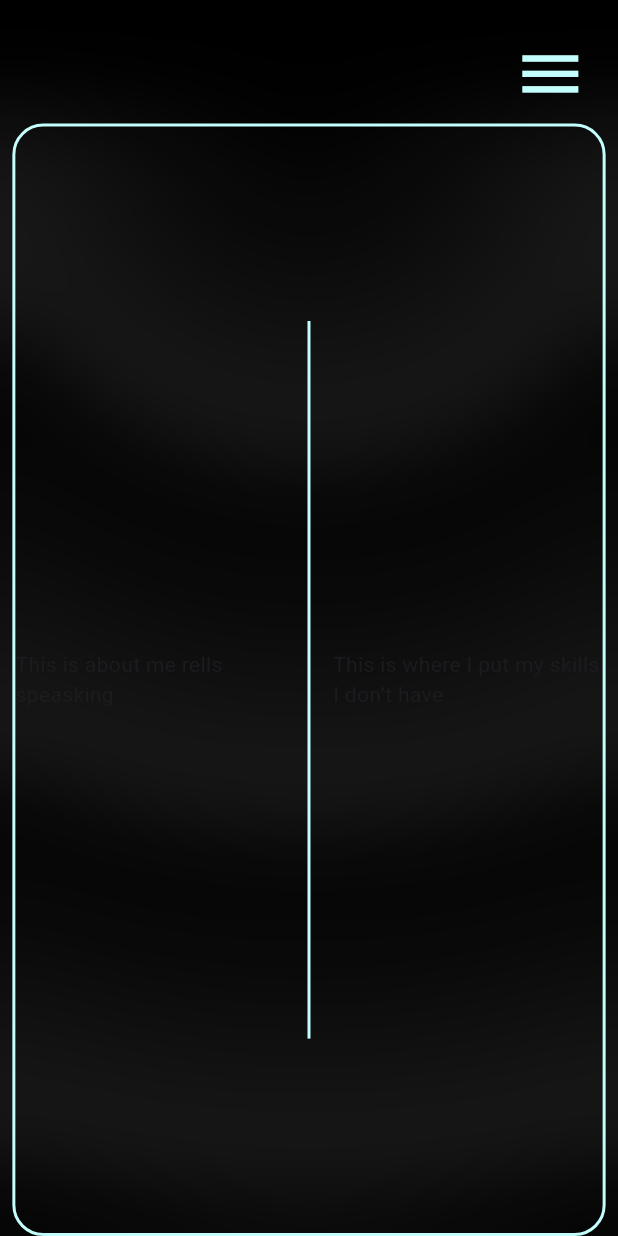
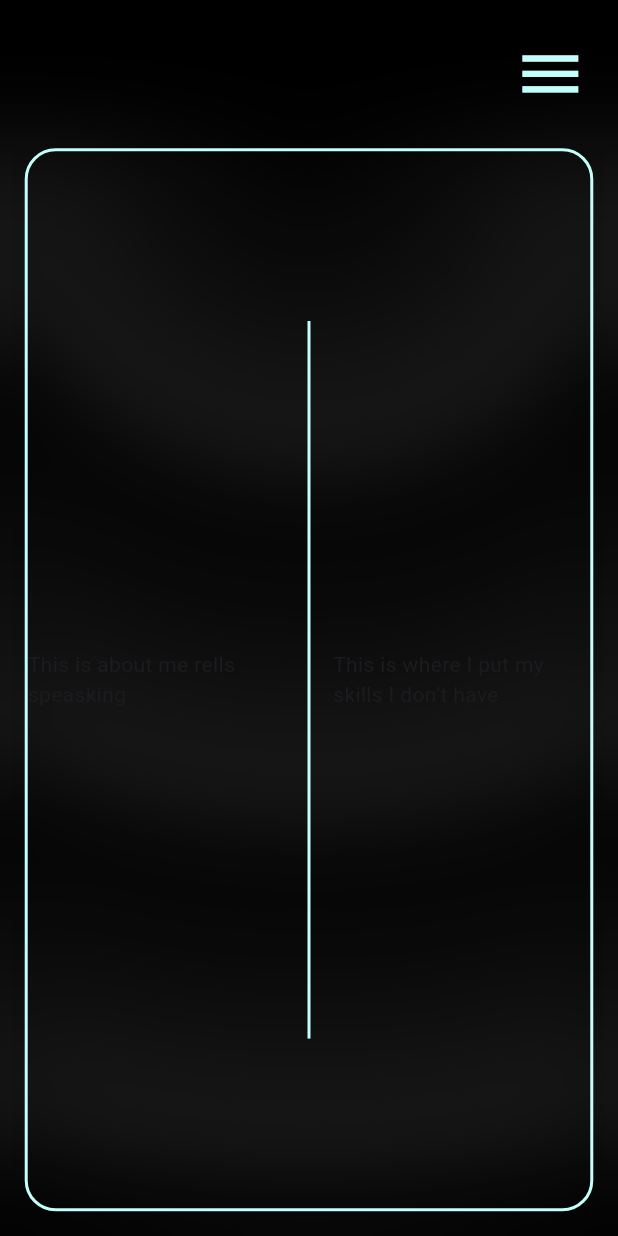
Before and after one commit to 1Shibam/portfolio_web, a Flutter app: the TabletScreenLayout screen opened directly, on a phone screen of 412 x 824 dp. Run offline on Flutter 3.47's test engine with Material 3 defaults, Android fonts, the phone set to English and light mode, and no system bars; drawn by our look-alikes of flutter_animate; our stand-ins replace animated_text_kit, flutter_riverpod, go_router.

Commit message:
all three layouts finished

```diff
--- a/lib/responsive/tablet/tablet_screen_layout.dart
+++ b/lib/responsive/tablet/tablet_screen_layout.dart
@@ -29,8 +29,7 @@ class TabletScreenLayout extends StatelessWidget {
                   // Optional: change if needed
                 ),
                 child: IconButton(
-                  onPressed: () {
-                  },
+                  onPressed: () {},
                   icon: Icon(
                     Icons.menu,
                     size: maxHeight * 0.06,
@@ -44,7 +43,10 @@ class TabletScreenLayout extends StatelessWidget {
           ),
         ),
       ),
-      body: Stack(
+      body: Padding(
+        padding: EdgeInsets.symmetric(
+            horizontal: maxWidth * 0.02, vertical: maxHeight * 0.02),
+        child: Stack(
           children: [
             /// 1. **Background with the animated gradient**
             Consumer(
@@ -78,7 +80,8 @@ class TabletScreenLayout extends StatelessWidget {
             BackdropFilter(
               filter: ImageFilter.blur(sigmaX: 30, sigmaY: 30),
               child: Container(
-              color: Colors.black.withOpacity(0.05), // Adjust opacity as needed
+                color:
+                    Colors.black.withOpacity(0.05), // Adjust opacity as needed
               ),
             ),
 
@@ -96,8 +99,8 @@ class TabletScreenLayout extends StatelessWidget {
                 child: Row(
                   children: [
                     const Expanded(
-                    child:
-                        Center(child: Text('This is about me rells speasking')),
+                      child: Center(
+                          child: Text('This is about me rells speasking')),
                     ),
                     SizedBox(
                       height: maxHeight * 0.6,
@@ -111,7 +114,8 @@ class TabletScreenLayout extends StatelessWidget {
                     ),
                     const Expanded(
                       child: Center(
-                      child: Text('This is where I put my skills I don’t have'),
+                        child:
+                            Text('This is where I put my skills I don’t have'),
                       ),
                     ),
                   ],
@@ -119,6 +123,7 @@ class TabletScreenLayout extends StatelessWidget {
               ),
             ),
           ],
+        ),
       ),
     );
   }
```
Lines whose indentation alone changed are shown as unchanged.
